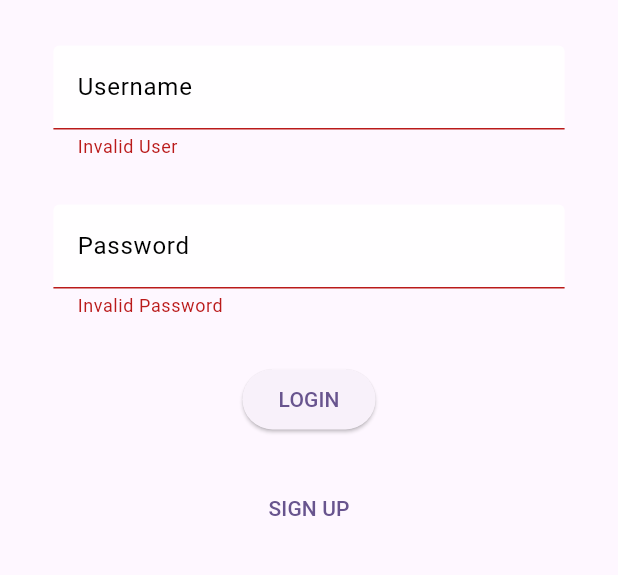
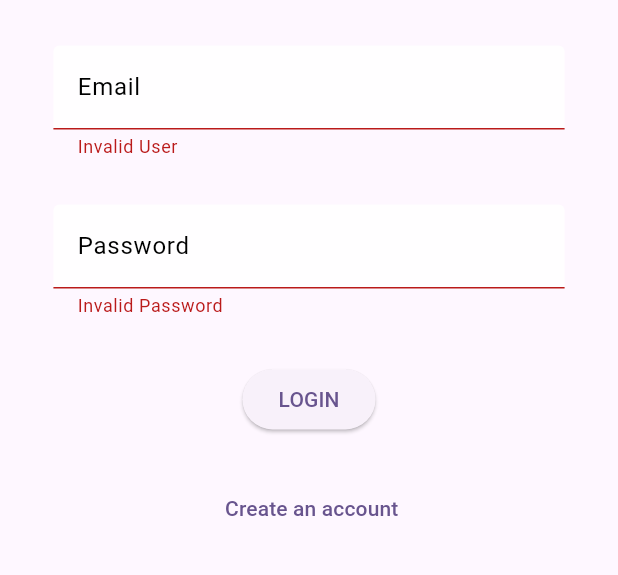
Before and after one commit to Kofi-Astro/geoloc, a Flutter app: the AuthPage screen opened directly, after a tap on "LOGIN", on a phone screen of 412 x 824 dp, the part 410-985 px from its top. Run offline on Flutter 3.47's test engine with Material 2 defaults, Android fonts, the phone set to English and light mode, and no system bars; our stand-ins replace firebase_auth, firebase_core, firebase_database, font_awesome_flutter, google_maps_flutter; accounts and stored records are empty.

Commit message:
Added some files

```diff
--- a/lib/main.dart
+++ b/lib/main.dart
@@ -4,17 +4,17 @@ import 'package:geoloc/pages/home.dart';
 
 import './pages/auth.dart';
 import './pages/dashboard.dart';
+import './services/auth.dart';
 
 Future<void> main() async {
   WidgetsFlutterBinding.ensureInitialized();
 
   await Firebase.initializeApp();
-  runApp(const MyApp());
+  runApp(MyApp());
 }
 
 class MyApp extends StatelessWidget {
-  const MyApp({super.key});
-
+  MyApp({super.key});
   // This widget is the root of your application.
   @override
   Widget build(BuildContext context) {
@@ -25,9 +25,9 @@ class MyApp extends StatelessWidget {
         colorScheme: ColorScheme.fromSeed(seedColor: Colors.deepPurple),
         useMaterial3: true,
       ),
-      // home: AuthPage(),
+      home: AuthPage(),
       // home: DashBoardPage(),
-      home: HomeScreen(),
+      // home: HomeScreen(),
     );
   }
 }
--- /dev/null
+++ b/lib/models/office.dart
@@ -0,0 +1,5 @@
+class Office {
+  double? latitude;
+  double? longitude;
+  String? name;
+}
--- a/lib/pages/auth.dart
+++ b/lib/pages/auth.dart
@@ -4,55 +4,118 @@ import '../pages/home.dart';
 
 import '../widgets/custom_text_form_field.dart';
 // import '../model/user_model.dart';
+import 'package:firebase_database/firebase_database.dart';
 
-class AuthPage extends StatelessWidget {
-  const AuthPage({super.key});
+class AuthPage extends StatefulWidget {
   static const route = '/auth';
+
+  AuthPage();
+
+  @override
+  State<AuthPage> createState() => _AuthPageState();
+}
+
+class _AuthPageState extends State<AuthPage> {
+  late BaseAuth auth;
+  // final VoidCallback? loginCallback;
+  final GlobalKey<FormState> _formKey = GlobalKey<FormState>();
+  FirebaseDatabase db = FirebaseDatabase.instance;
+  late DatabaseReference _empIdRef;
+
+  final _passwordController = TextEditingController();
+
+  final _emailController = TextEditingController();
+
+  String? _email;
+
+  String? _password;
+
+  bool _isLoading = false;
+  bool _isLoginForm = true;
+
+  @override
+  void initState() {
+    auth = Auth();
+    _isLoading = false;
+    _isLoginForm = true;
+
+    // _empIdRef = db.ref().child('')
+    super.initState();
+  }
+
+  Future<void> _userSignIn() async {
+    setState(() {
+      _isLoading = true;
+    });
+
+    String userId = '';
+    _email = _emailController.text;
+    _password = _passwordController.text;
+
+    print(_email);
+
+    try {
+      if (_isLoginForm) {
+        userId = await auth.signIn(_email!, _password!);
+
+        Navigator.of(context).push(
+            MaterialPageRoute(builder: (BuildContext context) => HomeScreen()));
+      } else {
+        userId = await auth.signUp(_email!, _password!);
+      }
+    } catch (e) {
+      showUserNotFoundError(context);
+      print(e);
+    }
+
+    setState(() {
+      _isLoading = false;
+    });
+  }
+
+  void _submit() {
+    if (!_formKey.currentState!.validate()) {
+      return;
+    }
+
+    _formKey.currentState!.save();
+    _userSignIn();
+  }
+
+  void toggleFormMode() {
+    setState(() {
+      _formKey.currentState!.reset();
+      _isLoginForm = !_isLoginForm;
+    });
+  }
 
   @override
   Widget build(BuildContext context) {
     final deviceSize = MediaQuery.of(context).size;
+
     return Scaffold(
       body: SafeArea(
         child: SingleChildScrollView(
           child: SizedBox(
             height: deviceSize.height,
             width: deviceSize.width,
-            child: const Column(
+            child: Column(
               mainAxisAlignment: MainAxisAlignment.center,
               crossAxisAlignment: CrossAxisAlignment.center,
-              children: [Flexible(child: AuthCard())],
+              children: [
+                Flexible(
+                    child: Container(
+                  height: deviceSize.height * 0.7,
+                  width: deviceSize.width * 0.9,
+                  padding: const EdgeInsets.symmetric(horizontal: 15),
+                  child: _buildContent(),
+                ))
+              ],
             ),
           ),
         ),
       ),
     );
-  }
-}
-
-class AuthCard extends StatefulWidget {
-  const AuthCard({super.key, this.auth, this.loginCallback});
-
-  final BaseAuth? auth;
-  final VoidCallback? loginCallback;
-
-  @override
-  State<AuthCard> createState() => _AuthCardState();
-}
-
-class _AuthCardState extends State<AuthCard> {
-  final GlobalKey<FormState> _formKey = GlobalKey<FormState>();
-
-  final _passwordController = TextEditingController();
-  final _usernameController = TextEditingController();
-
-  String? _username;
-  String? _password;
-  bool _isLoading = false;
-
-  @override
-  void initState() {
-    super.initState();
   }
 
   void showUserNotFoundError(BuildContext context) {
@@ -75,40 +138,9 @@ class _AuthCardState extends State<AuthCard> {
     );
   }
 
-  Future<void> _userSignIn() async {
-    setState(() {
-      _isLoading = true;
-    });
-
-    try {
-      // _user = User(
-      //   password: _password,
-      //   username: _username,
-      // );
-      Navigator.of(context).pushNamed(HomeScreen.routeName);
-      // _userService!.loginUser(_user!);
-    } catch (e) {
-      // showUserNotFoundError(context);
-      print(e);
-    }
-
-    setState(() {
-      _isLoading = false;
-    });
-  }
-
-  void _submit() {
-    if (!_formKey.currentState!.validate()) {
-      return;
-    }
-
-    _formKey.currentState!.save();
-    _userSignIn();
-  }
-
   Widget _buildCircularProgressIndicator() {
     _passwordController.clear();
-    _usernameController.clear();
+    _emailController.clear();
 
     return const Center(
       child: CircularProgressIndicator(),
@@ -135,15 +167,15 @@ class _AuthCardState extends State<AuthCard> {
               height: 30,
             ),
             CustomTextFormField(
-              controller: _usernameController,
-              labelText: 'Username',
+              controller: _emailController,
+              labelText: 'Email',
               validatorFunction: (value) {
                 if (value.isEmpty) {
                   return 'Invalid User';
                 }
               },
               onSavedFunction: (value) {
-                _username = value;
+                _email = value;
               },
             ),
             CustomTextFormField(
@@ -161,12 +193,16 @@ class _AuthCardState extends State<AuthCard> {
             ),
             ElevatedButton(
               onPressed: _submit,
-              child: const Text('LOGIN'),
+              child: Text(_isLoginForm ? 'LOGIN' : 'SIGN UP'),
             ),
             SizedBox(
               height: 25,
             ),
-            TextButton(onPressed: () {}, child: Text('SIGN UP'))
+            TextButton(
+                onPressed: toggleFormMode,
+                child: Text(_isLoginForm
+                    ? ' Create an account'
+                    : 'Have an account? Sign In'))
           ],
         ),
       ),
@@ -180,16 +216,4 @@ class _AuthCardState extends State<AuthCard> {
       return _buildSignIn();
     }
   }
-
-  @override
-  Widget build(BuildContext context) {
-    final deviceSize = MediaQuery.of(context).size;
-
-    return Container(
-      height: deviceSize.height * 0.7,
-      width: deviceSize.width * 0.9,
-      padding: const EdgeInsets.symmetric(horizontal: 15),
-      child: _buildContent(),
-    );
-  }
 }
```
Also changed, not shown: lib/constants/dashboard_tile_info.dart (added, +77 -0 lines), lib/pages/attendance_recorder.dart (added, +160 -0 lines), lib/pages/dashboard.dart (+43 -54 lines), assets/images/office.png (added).
